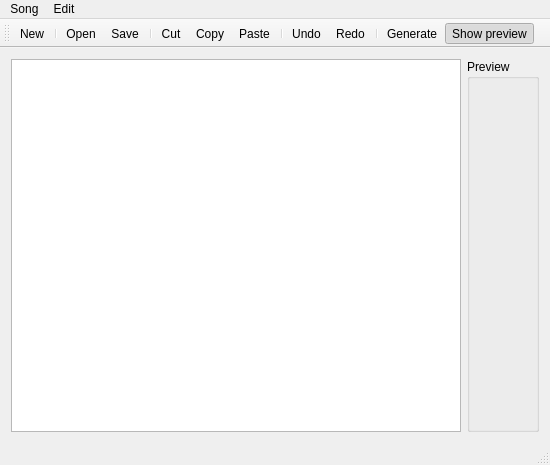
This is ui/SongEditor.ui in uiii/LatexSongbook as Qt 5 draws it before an edit. The edited form follows.
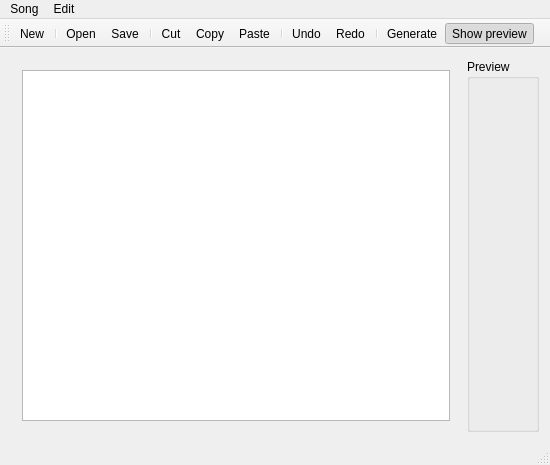
This is the edited form.

Commit message: song parsing and latex generation

```diff
--- a/ui/SongEditor.ui
+++ b/ui/SongEditor.ui
@@ -19,6 +19,9 @@
   <widget class="QWidget" name="centralwidget">
    <layout class="QHBoxLayout" name="horizontalLayout">
     <item>
+     <widget class="QWidget" name="widget" native="true">
+      <layout class="QVBoxLayout" name="verticalLayout">
+       <item>
      <widget class="QTextEdit" name="songEdit">
       <property name="font">
        <font>
@@ -32,6 +35,9 @@
 &lt;/style&gt;&lt;/head&gt;&lt;body style=&quot; font-family:'Monospace'; font-size:8pt; font-weight:400; font-style:normal;&quot;&gt;
 &lt;p style=&quot;-qt-paragraph-type:empty; margin-top:0px; margin-bottom:0px; margin-left:0px; margin-right:0px; -qt-block-indent:0; text-indent:0px;&quot;&gt;&lt;br /&gt;&lt;/p&gt;&lt;/body&gt;&lt;/html&gt;</string>
       </property>
+        </widget>
+       </item>
+      </layout>
      </widget>
     </item>
     <item>
```
Lines whose indentation alone changed are shown as unchanged. The commit also changes 10 other files.
